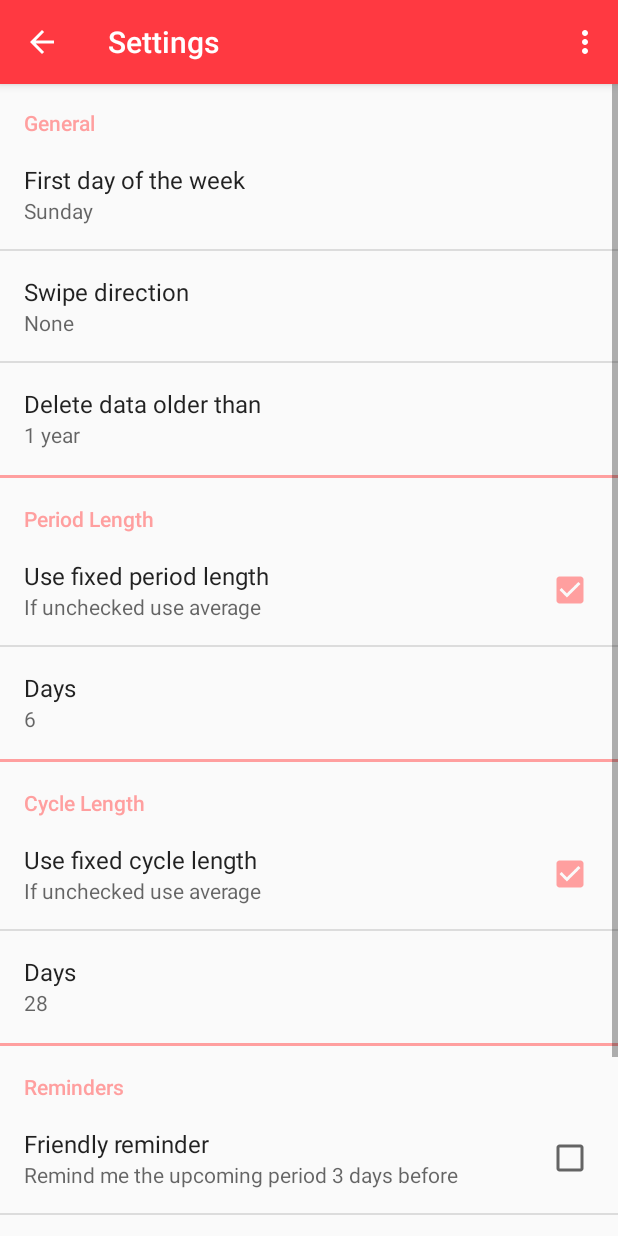
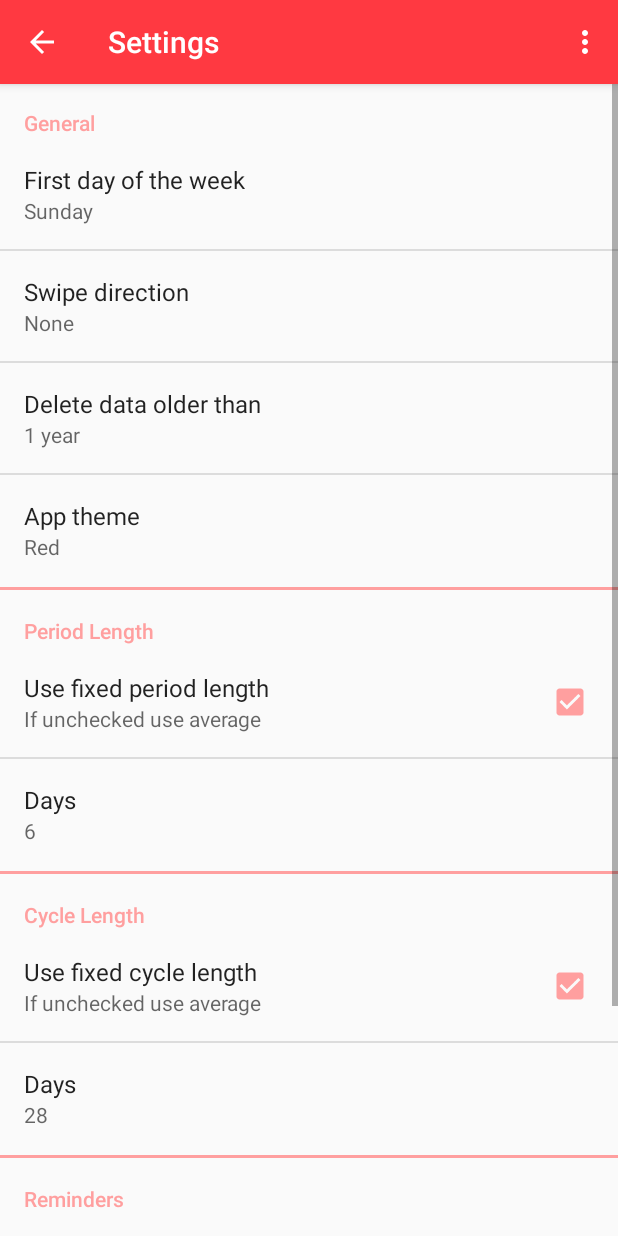
Before and after one commit to AgneseBussone/LadyCal, an Android app: the MainActivity screen opened directly, with no data from a screen before it, in the options menu, after a tap on "Settings", on a phone screen of 412 x 824 dp. Run offline under Robolectric (Android 15) with nearby library versions, the phone set to English and light mode, and no system bars.

Commit message:
change theme through preferences

```diff
--- a/app/src/main/java/com/beacat/calendar/ladycal/BackupActivity.java
+++ b/app/src/main/java/com/beacat/calendar/ladycal/BackupActivity.java
@@ -6,6 +6,9 @@ import android.provider.Settings;
 import android.support.v7.app.AppCompatActivity;
 import android.view.MenuItem;
 import android.view.View;
+
+import static com.beacat.calendar.ladycal.R.string.KEY_THEME;
+import static com.beacat.calendar.ladycal.R.style.AppTheme;
 
 /**
  * Activity that shows backup information. It doesn't perform a backup,
@@ -19,7 +22,7 @@ public class BackupActivity extends AppCompatActivity {
         super.onCreate(savedInstanceState);
         Intent i = getIntent();
         if(i != null){
-            setTheme(i.getIntExtra("themeId", R.style.AppTheme));
+            setTheme(i.getIntExtra(getString(KEY_THEME), AppTheme));
         }
         setContentView(R.layout.backup_layout);
 
--- a/app/src/main/java/com/beacat/calendar/ladycal/HistoryActivity.java
+++ b/app/src/main/java/com/beacat/calendar/ladycal/HistoryActivity.java
@@ -32,6 +32,9 @@ import java.util.Calendar;
 import java.util.List;
 import java.util.Locale;
 
+import static com.beacat.calendar.ladycal.R.string.KEY_THEME;
+import static com.beacat.calendar.ladycal.R.style.AppTheme;
+
 /**
  * Activity for adding past periods to the database.
  * It shows also all the periods already into the db.
@@ -48,7 +51,7 @@ public class HistoryActivity extends AppCompatActivity {
         super.onCreate(savedInstanceState);
         Intent i = getIntent();
         if(i != null){
-            setTheme(i.getIntExtra("themeId", R.style.AppTheme));
+            setTheme(i.getIntExtra(getString(KEY_THEME), AppTheme));
         }
         setContentView(R.layout.history);
 
--- a/app/src/main/java/com/beacat/calendar/ladycal/MainActivity.java
+++ b/app/src/main/java/com/beacat/calendar/ladycal/MainActivity.java
@@ -27,6 +27,8 @@ import com.tyczj.extendedcalendarview.PeriodDatabase;
 import java.text.SimpleDateFormat;
 import java.util.Calendar;
 import java.util.Locale;
+
+import static com.beacat.calendar.ladycal.R.string.KEY_THEME;
 
 public class MainActivity extends AppCompatActivity {
 
@@ -189,7 +191,15 @@ public class MainActivity extends AppCompatActivity {
         checkReminders(sharedPref);
 
         // theme
-        themeId = Integer.parseInt(sharedPref.getString(getString(R.string.KEY_THEME), String.valueOf(R.style.AppTheme)));
+        String color = sharedPref.getString(getString(R.string.KEY_THEME), getString(R.string.pref_theme_default));
+        if(color.equals(getString(R.string.pref_theme_default)))
+            themeId = R.style.AppTheme;
+        else if(color.equals(getString(R.string.pref_theme_blue)))
+            themeId = R.style.BlueTheme;
+        else if(color.equals(getString(R.string.pref_theme_green)))
+            themeId = R.style.GreenTheme;
+        else if(color.equals(getString(R.string.pref_theme_purple)))
+            themeId = R.style.PurpleTheme;
     }
 
     @Override
@@ -231,7 +241,7 @@ public class MainActivity extends AppCompatActivity {
         switch (item.getItemId()) {
             case R.id.add_history: {
                 Intent intent = new Intent(this, HistoryActivity.class);
-                intent.putExtra("themeId", themeId);
+                intent.putExtra(getString(KEY_THEME), themeId);
                 Bundle bundle = ActivityOptionsCompat.makeCustomAnimation(MainActivity.this,
                         android.R.anim.fade_in, android.R.anim.fade_out).toBundle();
                 startActivityForResult(intent, CHANGE_MEDS_CODE, bundle);
@@ -239,7 +249,7 @@ public class MainActivity extends AppCompatActivity {
             }
             case R.id.settings: {
                 Intent i = new Intent(this, SettingsActivity.class);
-                i.putExtra("themeId", themeId);
+                i.putExtra(getString(KEY_THEME), themeId);
                 Bundle bundle = ActivityOptionsCompat.makeCustomAnimation(MainActivity.this,
                         android.R.anim.fade_in, android.R.anim.fade_out).toBundle();
                 startActivity(i, bundle);
@@ -247,7 +257,7 @@ public class MainActivity extends AppCompatActivity {
             }
             case R.id.statistics: {
                 Intent i = new Intent(this, StatisticsActivity.class);
-                i.putExtra("themeId", themeId);
+                i.putExtra(getString(KEY_THEME), themeId);
                 Bundle bundle = ActivityOptionsCompat.makeCustomAnimation(MainActivity.this,
                         android.R.anim.fade_in, android.R.anim.fade_out).toBundle();
                 startActivity(i, bundle);
@@ -283,7 +293,7 @@ public class MainActivity extends AppCompatActivity {
             }
             case R.id.rate: {
                 Intent i = new Intent(this, RateActivity.class);
-                i.putExtra("themeId", themeId);
+                i.putExtra(getString(KEY_THEME), themeId);
                 Bundle bundle = ActivityOptionsCompat.makeCustomAnimation(MainActivity.this,
                         android.R.anim.fade_in, android.R.anim.fade_out).toBundle();
                 startActivity(i, bundle);
--- a/app/src/main/java/com/beacat/calendar/ladycal/RateActivity.java
+++ b/app/src/main/java/com/beacat/calendar/ladycal/RateActivity.java
@@ -14,6 +14,10 @@ import android.view.View;
 import java.util.List;
 
 import static android.preference.PreferenceManager.getDefaultSharedPreferences;
+import static com.beacat.calendar.ladycal.R.string;
+import static com.beacat.calendar.ladycal.R.string.KEY_THEME;
+import static com.beacat.calendar.ladycal.R.style;
+import static com.beacat.calendar.ladycal.R.style.AppTheme;
 
 /**
  * Activity that handles rating.
@@ -26,7 +30,7 @@ public class RateActivity extends AppCompatActivity {
         super.onCreate(savedInstanceState);
         Intent i = getIntent();
         if(i != null){
-            setTheme(i.getIntExtra("themeId", R.style.AppTheme));
+            setTheme(i.getIntExtra(getString(KEY_THEME), AppTheme));
         }
         setContentView(R.layout.rate_layout_base);
 
--- a/app/src/main/java/com/beacat/calendar/ladycal/SettingsActivity.java
+++ b/app/src/main/java/com/beacat/calendar/ladycal/SettingsActivity.java
@@ -1,5 +1,6 @@
 package com.beacat.calendar.ladycal;
 
+import android.app.Activity;
 import android.app.AlertDialog;
 import android.content.DialogInterface;
 import android.content.Intent;
@@ -11,6 +12,7 @@ import android.preference.PreferenceManager;
 import android.support.v7.app.AppCompatActivity;
 import android.view.Menu;
 import android.view.MenuItem;
+import android.widget.Toast;
 
 import static android.preference.PreferenceManager.getDefaultSharedPreferences;
 
@@ -27,13 +29,13 @@ public class SettingsActivity extends AppCompatActivity {
         super.onCreate(savedInstanceState);
         Intent i = getIntent();
         if(i != null){
-            themeId = i.getIntExtra("themeId", R.style.AppTheme);
+            themeId = i.getIntExtra(getString(R.string.KEY_THEME), R.style.AppTheme);
             setTheme(themeId);
         }
 
         // Display the fragment as the main content.
         Bundle bundle = new Bundle();
-        bundle.putInt("themeId", themeId);
+        bundle.putInt(getString(R.string.KEY_THEME), themeId);
         SettingsFragment settingsFragment = new SettingsFragment();
         settingsFragment.setArguments(bundle);
         getFragmentManager().beginTransaction()
@@ -115,7 +117,7 @@ public class SettingsActivity extends AppCompatActivity {
             super.onCreate(savedInstanceState);
 
             Bundle bundle = getArguments();
-            themeId = bundle.getInt("themeId", R.style.AppTheme);
+            themeId = bundle.getInt(getString(R.string.KEY_THEME), R.style.AppTheme);
 
             // Load the preferences from an XML resource
             addPreferencesFromResource(R.xml.preferences);
@@ -217,7 +219,7 @@ public class SettingsActivity extends AppCompatActivity {
                 @Override
                 public boolean onPreferenceClick(Preference preference) {
                     Intent i = new Intent(getActivity().getApplicationContext(), BackupActivity.class);
-                    i.putExtra("themeId", themeId);
+                    i.putExtra(getString(R.string.KEY_THEME), themeId);
                     startActivity(i);
                     return false;
                 }
@@ -229,6 +231,24 @@ public class SettingsActivity extends AppCompatActivity {
                     return true;
                 }
             });
+
+            // Theme
+            final Preference pref_theme = findPreference(getString(R.string.KEY_THEME));
+            pref_theme.setSummary(pref_theme.getSharedPreferences().getString(getString(R.string.KEY_THEME), getString(R.string.pref_theme_default)));
+            pref_theme.setOnPreferenceChangeListener(new Preference.OnPreferenceChangeListener() {
+                @Override
+                public boolean onPreferenceChange(Preference preference, Object newValue) {
+                    pref_theme.setSummary(newValue.toString());
+                    Activity baseActivity = getActivity();
+                    // Restart the app
+                    Toast.makeText(baseActivity.getApplicationContext(), "Restarting app.....", Toast.LENGTH_SHORT).show();
+                    Intent i = baseActivity.getBaseContext().getPackageManager()
+                            .getLaunchIntentForPackage( baseActivity.getPackageName() );
+                    i.addFlags(Intent.FLAG_ACTIVITY_CLEAR_TOP);
+                    startActivity(i);
+                    return true;
+                }
+            });
         }
     }
 }
--- a/app/src/main/res/values/arrays.xml
+++ b/app/src/main/res/values/arrays.xml
@@ -30,4 +30,11 @@
         <item>12</item>
     </string-array>
 
+    <string-array name="pref_theme_entries">
+        <item>@string/pref_theme_default</item>
+        <item>@string/pref_theme_blue</item>
+        <item>@string/pref_theme_green</item>
+        <item>@string/pref_theme_purple</item>
+    </string-array>
+
 </resources>
--- a/app/src/main/res/values/strings.xml
+++ b/app/src/main/res/values/strings.xml
@@ -61,6 +61,11 @@
     <string name="pref_friendly_reminder_sub">Remind me the upcoming period 3 days before</string>
     <string name="pref_period_reminder">Period reminder</string>
     <string name="pref_period_reminder_sub">Remind me when the period starts or ends</string>
+    <string name="pref_theme_title">App theme</string>
+    <string name="pref_theme_default">Red</string>
+    <string name="pref_theme_blue">Blue</string>
+    <string name="pref_theme_green">Green</string>
+    <string name="pref_theme_purple">Purple</string>
 
     <!-- Preferences keys -->
     <string name="KEY_DAY">key_pref_startWeekDay</string>
--- a/app/src/main/res/xml/preferences.xml
+++ b/app/src/main/res/xml/preferences.xml
@@ -19,6 +19,12 @@
                     android:entries="@array/pref_history_entries"
                     android:entryValues="@array/pref_history_values"
                     android:defaultValue="@string/pref_history_default"/>
+
+    <ListPreference android:key="@string/KEY_THEME"
+                    android:title="@string/pref_theme_title"
+                    android:entries="@array/pref_theme_entries"
+                    android:entryValues="@array/pref_theme_entries"
+                    android:defaultValue="@string/pref_theme_default"/>
     </PreferenceCategory>
     <Preference
         android:title="divider"
```
Also changed, not shown: app/src/main/java/com/beacat/calendar/ladycal/StatisticsActivity.java (+6 -1 lines).
